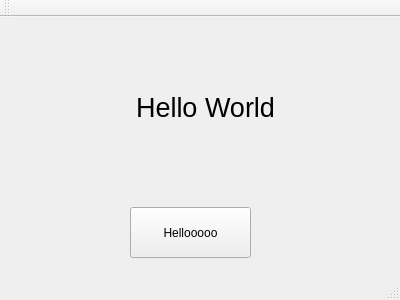
Before: the Qt Designer form VocabularyNgDesktop/mainwindow.ui in eleda/VocabularyNgDesktop, drawn with Qt 5.
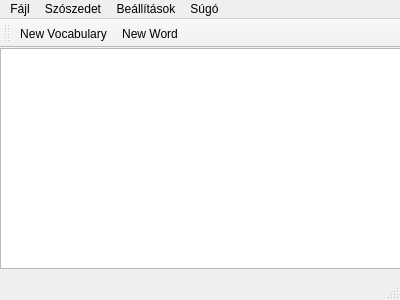
After: the same form once the commit is applied.

What changed in the file:
```diff
--- a/VocabularyNgDesktop/mainwindow.ui
+++ b/VocabularyNgDesktop/mainwindow.ui
@@ -14,39 +14,21 @@
    <string>MainWindow</string>
   </property>
   <widget class="QWidget" name="centralWidget">
-   <widget class="QPushButton" name="pushButton">
+   <widget class="QListWidget" name="listWidget">
     <property name="geometry">
      <rect>
-      <x>130</x>
-      <y>190</y>
-      <width>121</width>
-      <height>51</height>
-     </rect>
-    </property>
-    <property name="text">
-     <string>Hellooooo</string>
-    </property>
-   </widget>
-   <widget class="QLabel" name="label">
-    <property name="geometry">
-     <rect>
-      <x>10</x>
-      <y>60</y>
-      <width>391</width>
-      <height>61</height>
+      <x>0</x>
+      <y>0</y>
+      <width>401</width>
+      <height>221</height>
      </rect>
     </property>
     <property name="font">
      <font>
-      <pointsize>20</pointsize>
+      <family>Serif</family>
+      <pointsize>18</pointsize>
      </font>
     </property>
-    <property name="text">
-     <string>Hello World</string>
-    </property>
-    <property name="alignment">
-     <set>Qt::AlignCenter</set>
-    </property>
    </widget>
   </widget>
   <widget class="QMenuBar" name="menuBar">
@@ -58,6 +40,35 @@
      <height>20</height>
     </rect>
    </property>
+   <widget class="QMenu" name="menuF_jl">
+    <property name="title">
+     <string>Fájl</string>
+    </property>
+    <addaction name="actionKism_ret"/>
+    <addaction name="actionKil_p_s"/>
+   </widget>
+   <widget class="QMenu" name="menuSz_szedet">
+    <property name="title">
+     <string>Szószedet</string>
+    </property>
+   </widget>
+   <widget class="QMenu" name="menuBe_ll_t_sok">
+    <property name="title">
+     <string>Beállítások</string>
+    </property>
+    <addaction name="actionAlapbe_ll_t_sok"/>
+   </widget>
+   <widget class="QMenu" name="menuS_g">
+    <property name="title">
+     <string>Súgó</string>
+    </property>
+    <addaction name="actionQt_n_vjegye"/>
+    <addaction name="actionN_vjegy"/>
+   </widget>
+   <addaction name="menuF_jl"/>
+   <addaction name="menuSz_szedet"/>
+   <addaction name="menuBe_ll_t_sok"/>
+   <addaction name="menuS_g"/>
   </widget>
   <widget class="QToolBar" name="mainToolBar">
    <attribute name="toolBarArea">
@@ -66,8 +77,45 @@
    <attribute name="toolBarBreak">
     <bool>false</bool>
    </attribute>
+   <addaction name="actionNew_Vocabulary"/>
+   <addaction name="actionNew_Word"/>
   </widget>
   <widget class="QStatusBar" name="statusBar"/>
+  <action name="actionQt_n_vjegye">
+   <property name="text">
+    <string>Qt névjegye...</string>
+   </property>
+  </action>
+  <action name="actionN_vjegy">
+   <property name="text">
+    <string>Névjegy</string>
+   </property>
+  </action>
+  <action name="actionAlapbe_ll_t_sok">
+   <property name="text">
+    <string>Alapbeállítások...</string>
+   </property>
+  </action>
+  <action name="actionKism_ret">
+   <property name="text">
+    <string>Kisméret</string>
+   </property>
+  </action>
+  <action name="actionKil_p_s">
+   <property name="text">
+    <string>Kilépés</string>
+   </property>
+  </action>
+  <action name="actionNew_Vocabulary">
+   <property name="text">
+    <string>New Vocabulary</string>
+   </property>
+  </action>
+  <action name="actionNew_Word">
+   <property name="text">
+    <string>New Word</string>
+   </property>
+  </action>
  </widget>
  <layoutdefault spacing="6" margin="11"/>
  <resources/>
```
Left out of the diff: 2 changed lines with no effect on the pictures.
